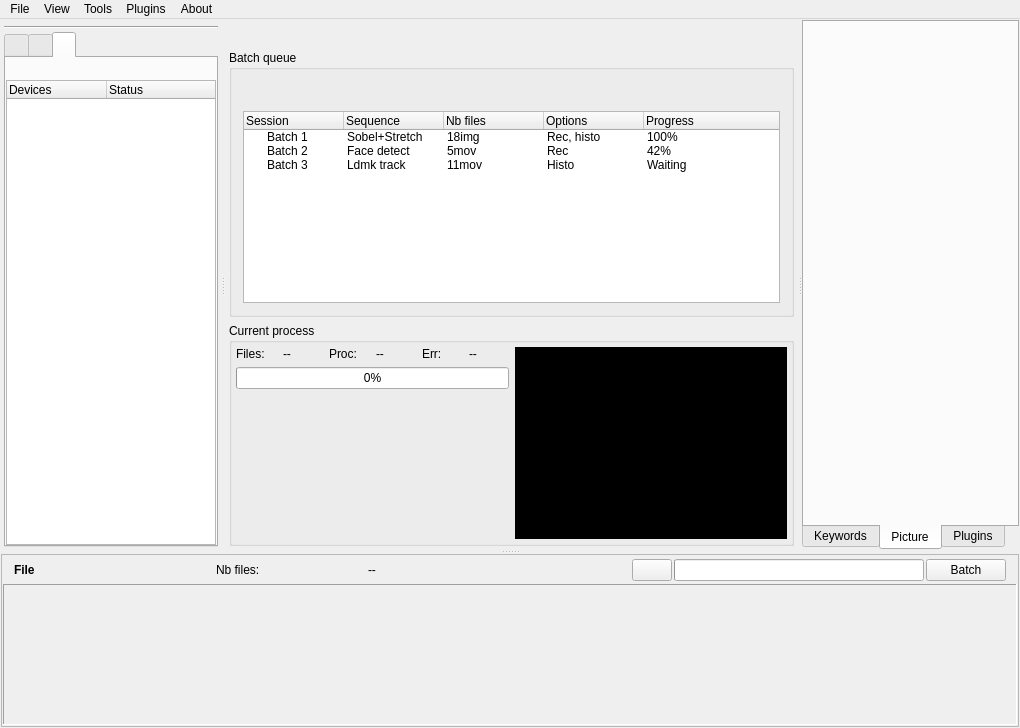
First picture: the form in workflow/ui/emamainwindow.ui, repository cseyve/piaf, before the edit.
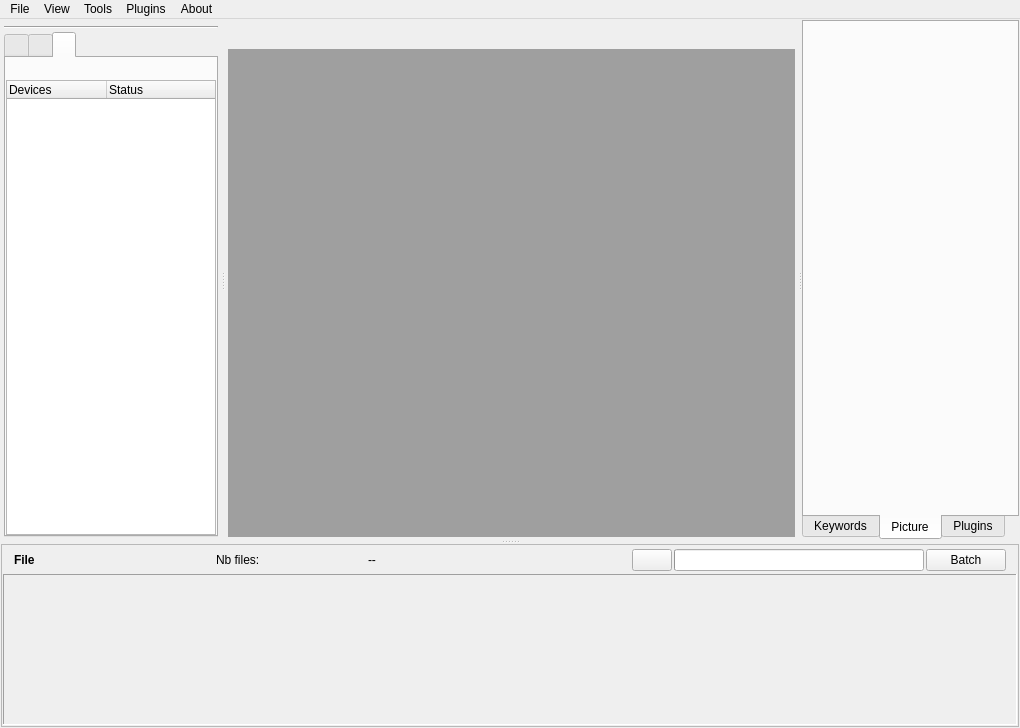
Second picture: the form after the edit. The open tabs and pages were chosen to show the change. Icons and pictures are not drawn. Custom widgets are drawn as their Qt base class.

Commit message: - renamed batch tools version used in workflow - try to compile workflow under Windows: the plugin protocol won't work in windows because it uses pipes and signals. It has to be ported to another tech (0MQ ?)

Patch:
```diff
--- a/workflow/ui/emamainwindow.ui
+++ b/workflow/ui/emamainwindow.ui
@@ -738,9 +738,18 @@
              </item>
             </layout>
            </widget>
-           <widget class="QWidget" name="pageBatch">
-            <layout class="QVBoxLayout" name="verticalLayout_17">
-             <property name="margin">
+           <widget class="QWidget" name="page_batch">
+            <layout class="QVBoxLayout" name="verticalLayout_19">
+             <property name="leftMargin">
+              <number>10</number>
+             </property>
+             <property name="topMargin">
+              <number>2</number>
+             </property>
+             <property name="rightMargin">
+              <number>2</number>
+             </property>
+             <property name="bottomMargin">
               <number>2</number>
              </property>
              <item>
@@ -954,135 +963,34 @@
               </widget>
              </item>
              <item>
-              <widget class="QGroupBox" name="batchCurProcessGroupBox">
-               <property name="sizePolicy">
-                <sizepolicy hsizetype="Preferred" vsizetype="Expanding">
-                 <horstretch>0</horstretch>
-                 <verstretch>0</verstretch>
-                </sizepolicy>
+              <widget class="QScrollArea" name="scrollArea_3">
+               <property name="widgetResizable">
+                <bool>true</bool>
                </property>
-               <property name="title">
-                <string>Current process</string>
-               </property>
-               <layout class="QGridLayout" name="gridLayout">
-                <property name="margin">
-                 <number>4</number>
+               <widget class="QWidget" name="scrollAreaWidgetContents_5">
+                <property name="geometry">
+                 <rect>
+                  <x>0</x>
+                  <y>0</y>
+                  <width>568</width>
+                  <height>218</height>
+                 </rect>
                 </property>
-                <item row="0" column="0" rowspan="2">
-                 <widget class="QWidget" name="widget_4" native="true">
-                  <layout class="QGridLayout" name="gridLayout_3">
-                   <property name="margin">
-                    <number>0</number>
-                   </property>
-                   <item row="0" column="0">
-                    <widget class="QLabel" name="label">
-                     <property name="sizePolicy">
-                      <sizepolicy hsizetype="Minimum" vsizetype="Preferred">
-                       <horstretch>0</horstretch>
-                       <verstretch>0</verstretch>
-                      </sizepolicy>
-                     </property>
-                     <property name="text">
-                      <string>Files:</string>
-                     </property>
-                    </widget>
-                   </item>
-                   <item row="0" column="1">
-                    <widget class="QLabel" name="nbFilesLabel_2">
-                     <property name="sizePolicy">
-                      <sizepolicy hsizetype="Preferred" vsizetype="Preferred">
-                       <horstretch>0</horstretch>
-                       <verstretch>0</verstretch>
-                      </sizepolicy>
-                     </property>
-                     <property name="toolTip">
-                      <string>Number of files in process list</string>
-                     </property>
-                     <property name="text">
-                      <string>--</string>
-                     </property>
-                    </widget>
-                   </item>
-                   <item row="0" column="2">
-                    <widget class="QLabel" name="label_3">
-                     <property name="text">
-                      <string>Proc:</string>
-                     </property>
-                    </widget>
-                   </item>
-                   <item row="0" column="3">
-                    <widget class="QLabel" name="nbProcLabel">
-                     <property name="toolTip">
-                      <string>Number of files with processed</string>
-                     </property>
-                     <property name="text">
-                      <string>--</string>
-                     </property>
-                    </widget>
-                   </item>
-                   <item row="0" column="4">
-                    <widget class="QLabel" name="label_4">
-                     <property name="sizePolicy">
-                      <sizepolicy hsizetype="Preferred" vsizetype="Minimum">
-                       <horstretch>0</horstretch>
-                       <verstretch>0</verstretch>
-                      </sizepolicy>
-                     </property>
-                     <property name="text">
-                      <string>Err:</string>
-                     </property>
-                    </widget>
-                   </item>
-                   <item row="0" column="5">
-                    <widget class="QLabel" name="nbErrLabel">
-                     <property name="toolTip">
-                      <string>Number of files with errors</string>
-                     </property>
-                     <property name="text">
-                      <string>--</string>
-                     </property>
-                    </widget>
-                   </item>
-                   <item row="1" column="0" colspan="6">
-                    <widget class="QProgressBar" name="progressBar">
-                     <property name="value">
-                      <number>0</number>
-                     </property>
-                    </widget>
-                   </item>
-                   <item row="2" column="0" colspan="6">
-                    <widget class="TimeHistogramWidget" name="timeHistoWidget" native="true">
-                     <property name="sizePolicy">
-                      <sizepolicy hsizetype="Preferred" vsizetype="Expanding">
-                       <horstretch>0</horstretch>
-                       <verstretch>0</verstretch>
-                      </sizepolicy>
-                     </property>
-                     <property name="minimumSize">
-                      <size>
-                       <width>0</width>
-                       <height>80</height>
-                      </size>
-                     </property>
-                    </widget>
-                   </item>
-                  </layout>
-                 </widget>
-                </item>
-                <item row="0" column="1" rowspan="2">
-                 <widget class="ImageWidget" name="imageLabel" native="true">
-                  <property name="sizePolicy">
-                   <sizepolicy hsizetype="Preferred" vsizetype="Expanding">
-                    <horstretch>0</horstretch>
-                    <verstretch>0</verstretch>
-                   </sizepolicy>
-                  </property>
-                  <property name="styleSheet">
-                   <string notr="true">background-color: rgb(0, 0, 0);</string>
-                  </property>
-                 </widget>
-                </item>
-               </layout>
+                <layout class="QVBoxLayout" name="verticalLayout_17">
+                 <property name="leftMargin">
+                  <number>2</number>
+                 </property>
+                 <property name="topMargin">
+                  <number>0</number>
+                 </property>
+                 <property name="rightMargin">
+                  <number>0</number>
+                 </property>
+                 <property name="bottomMargin">
+                  <number>0</number>
+                 </property>
+                </layout>
+               </widget>
               </widget>
              </item>
             </layout>
@@ -1738,18 +1646,6 @@
  </widget>
  <layoutdefault spacing="6" margin="11"/>
  <customwidgets>
-  <customwidget>
-   <class>ImageWidget</class>
-   <extends>QWidget</extends>
-   <header>imagewidget.h</header>
-   <container>1</container>
-  </customwidget>
-  <customwidget>
-   <class>TimeHistogramWidget</class>
-   <extends>QWidget</extends>
-   <header>timehistogramwidget.h</header>
-   <container>1</container>
-  </customwidget>
   <customwidget>
    <class>NavImageWidget</class>
    <extends>QWidget</extends>
```
Left out of the diff: 6 changed lines with no effect on the pictures. The commit also changes 11 other files.
